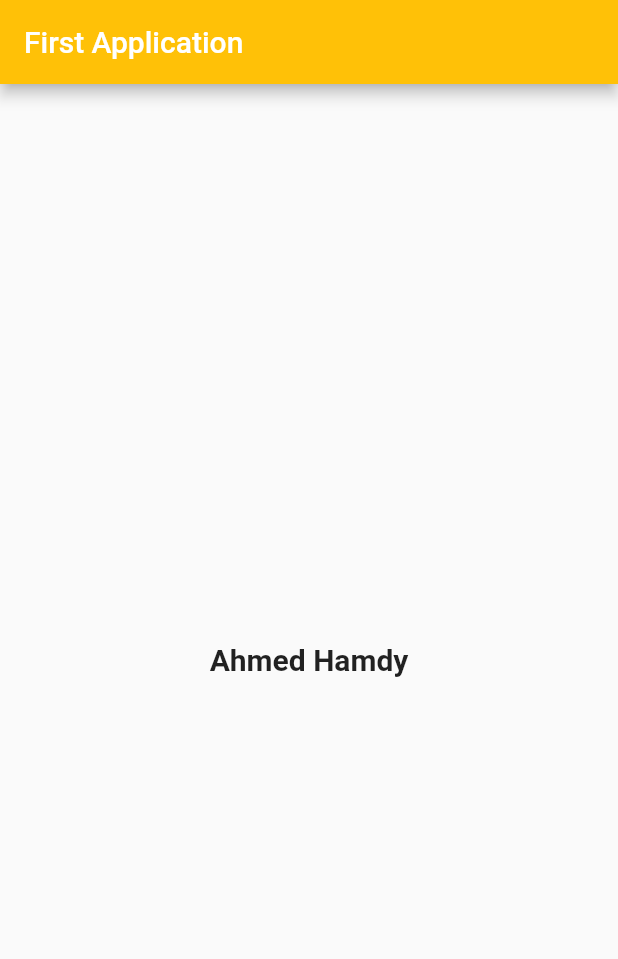
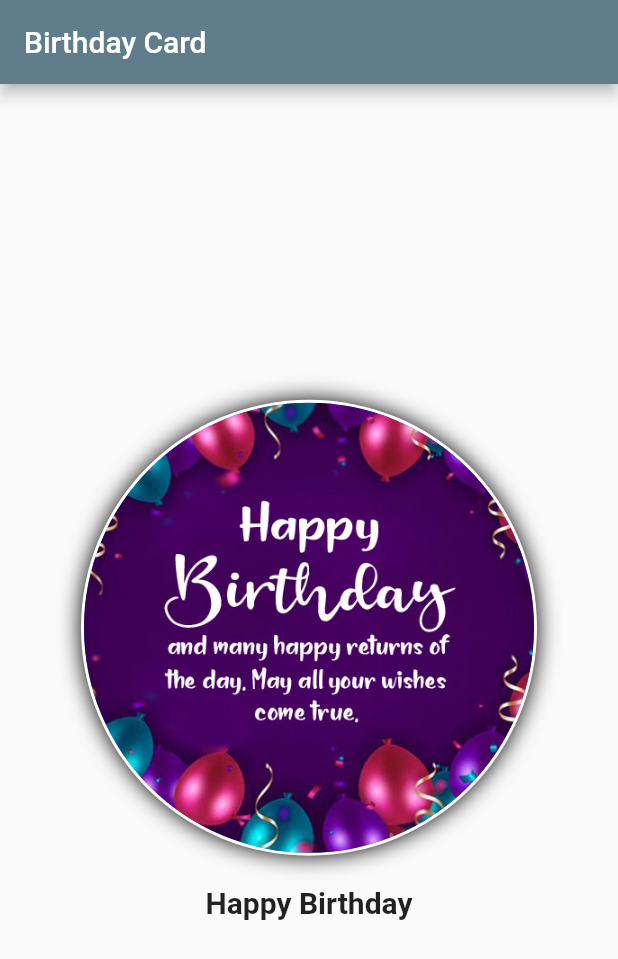
Before and after one commit to AhmedHamdy85/mobile_computing_assignment, a Flutter app: the screen it shows after launch, on a phone screen of 412 x 824 dp. Shown: the top 959 px of the screen. Run offline on Flutter 3.47's test engine with Material 2 defaults, Android fonts, the phone set to English and light mode, and no system bars.

Commit message:
Assignment_2 Done

```diff
--- /dev/null
+++ b/lib/assignment_2/birth_day_card.dart
@@ -0,0 +1,43 @@
+import 'package:flutter/material.dart';
+
+class BarthDayCard extends StatelessWidget {
+  const BarthDayCard({super.key});
+
+  @override
+  Widget build(BuildContext context) {
+    return Scaffold(
+      appBar: AppBar(
+        backgroundColor: Colors.blueGrey,
+        title: const Text('Birthday Card'),
+      ),
+      body: Column(
+        mainAxisAlignment: MainAxisAlignment.center,
+        children: [
+          Center(
+            child: Container(
+              decoration: const BoxDecoration(
+                  boxShadow: [BoxShadow(color: Colors.black, blurRadius: 12)],
+                  color: Colors.white,
+                  shape: BoxShape.circle),
+              child: const Padding(
+                padding: EdgeInsets.all(2.0),
+                child: CircleAvatar(
+                  backgroundImage:
+                      AssetImage('assets/images/happy-birthday.jpg'),
+                  radius: 150,
+                ),
+              ),
+            ),
+          ),
+          const SizedBox(
+            height: 20,
+          ),
+          const Text(
+            'Happy Birthday',
+            style: TextStyle(fontSize: 20, fontWeight: FontWeight.bold),
+          ),
+        ],
+      ),
+    );
+  }
+}
--- a/lib/main.dart
+++ b/lib/main.dart
@@ -1,5 +1,6 @@
 import 'package:flutter/material.dart';
-import 'package:mobile_computing_assignment/assignment_1/page.dart';
+
+import 'assignment_2/birth_day_card.dart';
 
 void main() {
   runApp(const MyApp());
@@ -11,7 +12,7 @@ class MyApp extends StatelessWidget {
   @override
   Widget build(BuildContext context) {
     return const MaterialApp(
-      home: FirstAssignment(),
+      home: BarthDayCard(),
     );
   }
 }
--- a/pubspec.yaml
+++ b/pubspec.yaml
@@ -59,9 +59,9 @@ flutter:
   uses-material-design: true
 
   # To add assets to your application, add an assets section, like this:
-  # assets:
-  #   - images/a_dot_burr.jpeg
-  #   - images/a_dot_ham.jpeg
+  assets:
+    - assets/images/
+
 
   # An image asset can refer to one or more resolution-specific "variants", see
   # https://flutter.dev/assets-and-images/#resolution-aware
```
Also changed, not shown: lib/assignment_1/page.dart (+18 -9 lines), assets/images/happy-birthday.jpg (added).
